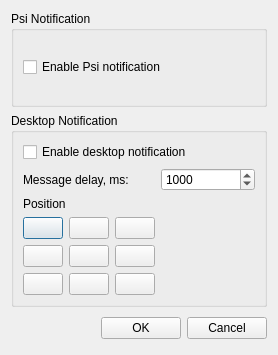
First picture: the form in src/plugins/General/notifier/settingsdialog.ui, repository ksv1986/qmmp-staging, before the edit.
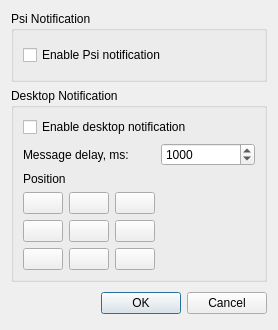
Second picture: the form after the edit.

Commit message: using standard dialog buttons

```diff
--- a/src/plugins/General/notifier/settingsdialog.ui
+++ b/src/plugins/General/notifier/settingsdialog.ui
@@ -6,14 +6,14 @@
     <x>0</x>
     <y>0</y>
     <width>278</width>
-    <height>355</height>
+    <height>330</height>
    </rect>
   </property>
   <property name="windowTitle" >
    <string>Notifier Plugin Settings</string>
   </property>
-  <layout class="QVBoxLayout" >
-   <item>
+  <layout class="QGridLayout" name="gridLayout" >
+   <item row="0" column="0" colspan="2" >
     <widget class="QGroupBox" name="groupBox_2" >
      <property name="title" >
       <string>Psi Notification</string>
@@ -29,7 +29,7 @@
      </layout>
     </widget>
    </item>
-   <item>
+   <item row="1" column="0" colspan="2" >
     <widget class="QGroupBox" name="groupBox" >
      <property name="title" >
       <string>Desktop Notification</string>
@@ -212,24 +212,7 @@
      </layout>
     </widget>
    </item>
-   <item>
-    <layout class="QHBoxLayout" >
-     <property name="spacing" >
-      <number>6</number>
-     </property>
-     <property name="leftMargin" >
-      <number>0</number>
-     </property>
-     <property name="topMargin" >
-      <number>0</number>
-     </property>
-     <property name="rightMargin" >
-      <number>0</number>
-     </property>
-     <property name="bottomMargin" >
-      <number>0</number>
-     </property>
-     <item>
+   <item row="2" column="0" >
       <spacer>
        <property name="orientation" >
         <enum>Qt::Horizontal</enum>
@@ -242,21 +225,12 @@
        </property>
       </spacer>
      </item>
-     <item>
-      <widget class="QPushButton" name="okButton" >
-       <property name="text" >
-        <string>OK</string>
-       </property>
-      </widget>
-     </item>
-     <item>
-      <widget class="QPushButton" name="cancelButton" >
-       <property name="text" >
-        <string>Cancel</string>
-       </property>
-      </widget>
-     </item>
-    </layout>
+   <item row="2" column="1" >
+    <widget class="QDialogButtonBox" name="buttonBox" >
+     <property name="standardButtons" >
+      <set>QDialogButtonBox::Cancel|QDialogButtonBox::Ok</set>
+     </property>
+    </widget>
    </item>
   </layout>
  </widget>
```
Left out of the diff: 32 changed lines with no effect on the pictures. Lines whose indentation alone changed are shown as unchanged. The commit also changes 23 other files.
